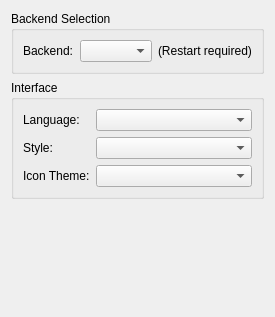
tkrotoff/QuarkPlayer, file quarkplayer-plugins/ConfigWindow/GeneralConfigWidget.ui: the form before one commit.
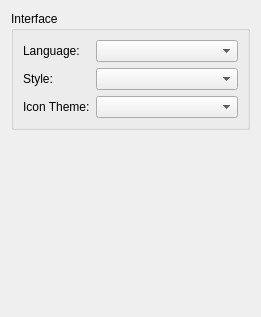
The form after the commit.

Commit message: Remove the possibility to select a backend

```diff
--- a/quarkplayer-plugins/ConfigWindow/GeneralConfigWidget.ui
+++ b/quarkplayer-plugins/ConfigWindow/GeneralConfigWidget.ui
@@ -9,54 +9,10 @@
     <height>317</height>
    </rect>
   </property>
-  <layout class="QGridLayout" name="gridLayout_3" >
-   <item row="0" column="0" >
-    <widget class="QGroupBox" name="backendGroupBox" >
-     <property name="title" >
-      <string>Backend Selection</string>
-     </property>
-     <layout class="QGridLayout" name="gridLayout" >
-      <item row="0" column="0" >
-       <layout class="QFormLayout" name="formLayout" >
-        <property name="fieldGrowthPolicy" >
-         <enum>QFormLayout::AllNonFixedFieldsGrow</enum>
-        </property>
-        <item row="0" column="0" >
-         <widget class="QLabel" name="backendLabel" >
-          <property name="text" >
-           <string>Backend:</string>
-          </property>
-         </widget>
-        </item>
-        <item row="0" column="1" >
-         <layout class="QHBoxLayout" name="horizontalLayout" >
-          <item>
-           <widget class="QComboBox" name="backendComboBox" >
-            <property name="sizePolicy" >
-             <sizepolicy vsizetype="Fixed" hsizetype="Expanding" >
-              <horstretch>0</horstretch>
-              <verstretch>0</verstretch>
-             </sizepolicy>
-            </property>
-           </widget>
-          </item>
-          <item>
-           <widget class="QLabel" name="label" >
-            <property name="text" >
-             <string>(Restart required)</string>
-            </property>
-           </widget>
-          </item>
-         </layout>
-        </item>
-       </layout>
-      </item>
-     </layout>
-    </widget>
-   </item>
-   <item row="1" column="0" >
-    <widget class="QGroupBox" name="interfaceGroupBox" >
-     <property name="title" >
+  <layout class="QGridLayout" name="gridLayout_3">
+   <item row="0" column="0">
+    <widget class="QGroupBox" name="interfaceGroupBox">
+     <property name="title">
       <string>Interface</string>
      </property>
      <layout class="QGridLayout" name="gridLayout_2" >
@@ -118,9 +74,9 @@
      </layout>
     </widget>
    </item>
-   <item row="2" column="0" >
-    <spacer name="verticalSpacer" >
-     <property name="orientation" >
+   <item row="1" column="0">
+    <spacer name="verticalSpacer">
+     <property name="orientation">
       <enum>Qt::Vertical</enum>
      </property>
      <property name="sizeHint" stdset="0" >
```
Left out of the diff: 57 changed lines with no effect on the pictures. The commit also changes 2 other files.
